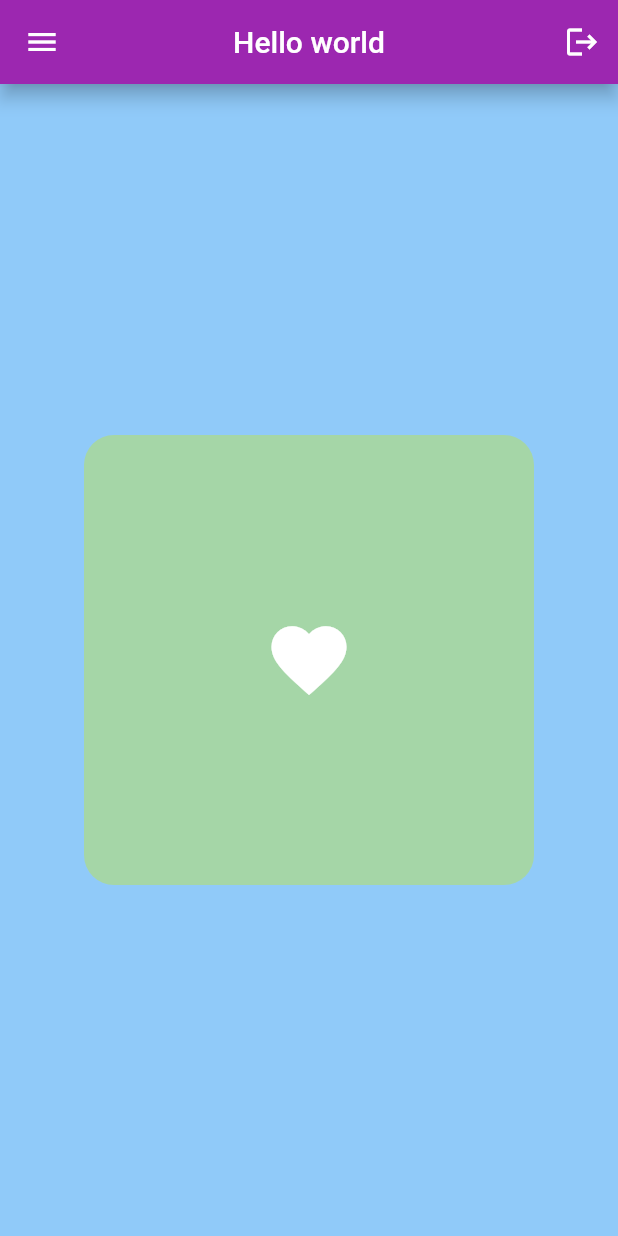
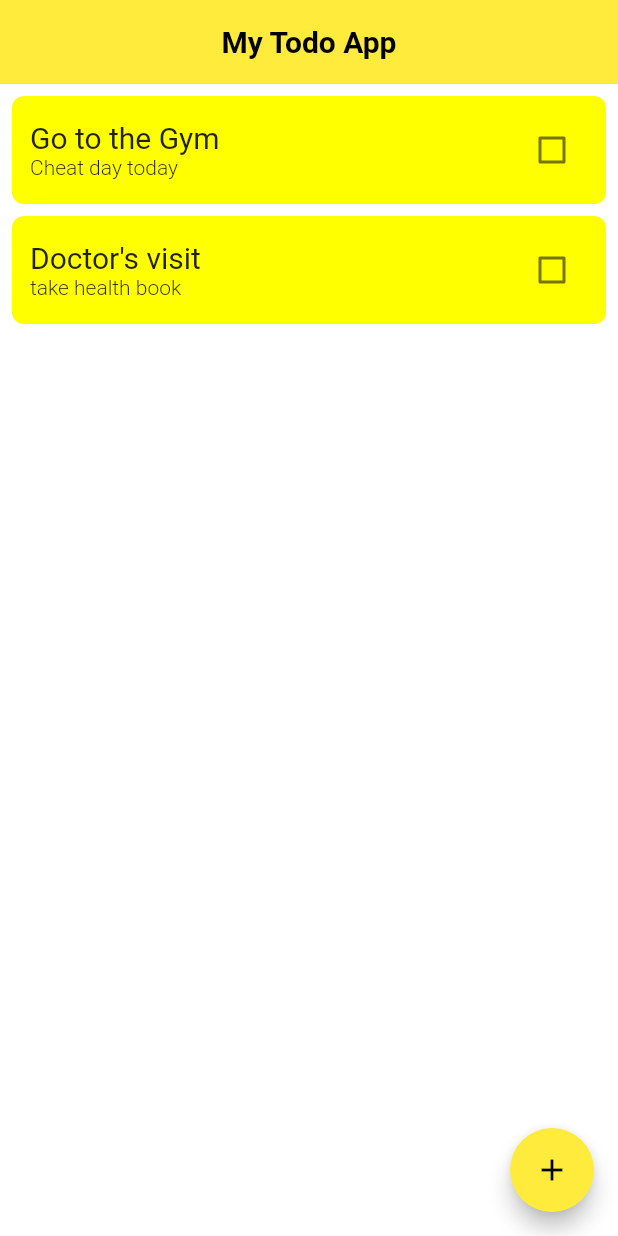
Before and after one commit to sonukuldeep/Flutter-todo-app, a Flutter app: the screen it shows after launch, on a phone screen of 412 x 824 dp. Run offline on Flutter 3.47's test engine with Material 2 defaults, Android fonts, the phone set to English and light mode, and no system bars; drawn by our look-alikes of flutter_slidable.

Commit message:
todo app

```diff
--- a/lib/main.dart
+++ b/lib/main.dart
@@ -1,4 +1,5 @@
 import 'package:flutter/material.dart';
+import 'package:flutter_beginer/pages/todo_page.dart';
 
 void main() {
   runApp(const MyApp());
@@ -11,37 +12,8 @@ class MyApp extends StatelessWidget {
   Widget build(BuildContext context) {
     return MaterialApp(
       debugShowCheckedModeBanner: false,
-      home: Scaffold(
-        backgroundColor: Colors.blue[200],
-        appBar: AppBar(
-          title: const Text("Hello world"),
-          centerTitle: true,
-          backgroundColor: Colors.purple,
-          elevation: 5,
-          leading: const Icon(Icons.menu),
-          actions: [
-            IconButton(
-                onPressed: () {
-                  debugPrint('clicked');
-                },
-                icon: const Icon(Icons.logout))
-          ],
-        ),
-        body: Center(
-            child: Container(
-          height: 300,
-          width: 300,
-          decoration: BoxDecoration(
-              color: Colors.green[200],
-              borderRadius: BorderRadius.circular(20)),
-          padding: const EdgeInsets.all(20),
-          child: const Icon(
-            Icons.favorite,
-            color: Colors.white,
-            size: 60,
-          ),
-        )),
-      ),
+      home: const TodoPage(),
+      theme: ThemeData(primarySwatch: Colors.yellow),
     );
   }
 }
--- /dev/null
+++ b/lib/pages/todo_page.dart
@@ -0,0 +1,206 @@
+import 'package:flutter/material.dart';
+import 'package:flutter_slidable/flutter_slidable.dart';
+
+class TodoPage extends StatefulWidget {
+  const TodoPage({super.key});
+
+  @override
+  State<TodoPage> createState() => _TodoPageState();
+}
+
+class _TodoPageState extends State<TodoPage> {
+  List todo = [
+    [
+      "Go to the Gym",
+      "Cheat day today",
+      false,
+    ],
+    [
+      "Doctor's visit",
+      "take health book",
+      false,
+    ]
+  ];
+
+  final TextEditingController titleController = TextEditingController();
+  final TextEditingController bodyController = TextEditingController();
+
+  void toggleTodoTask(int index) {
+    setState(() {
+      todo[index][2] = !todo[index][2];
+    });
+  }
+
+  void addTodo({required String title, required String body}) {
+    if (title.isEmpty || body.isEmpty) {
+      return;
+    }
+    setState(() {
+      todo = [
+        [title, body, false],
+        ...todo
+      ];
+      titleController.clear();
+      bodyController.clear();
+    });
+    Navigator.of(context).pop();
+  }
+
+  void deleteTodo(int index) {
+    setState(() {
+      todo.removeAt(index);
+    });
+  }
+
+  void createNewTodo() {
+    showDialog(
+        context: context,
+        builder: (context) {
+          return AlertDialog(
+            content: SizedBox(
+              height: 210,
+              child: Column(
+                children: [
+                  TextField(
+                    controller: titleController,
+                    decoration: const InputDecoration(
+                        border: OutlineInputBorder(), hintText: "Task title"),
+                  ),
+                  Padding(
+                    padding: const EdgeInsets.only(top: 8, bottom: 8),
+                    child: TextField(
+                      controller: bodyController,
+                      decoration: const InputDecoration(
+                          border: OutlineInputBorder(),
+                          hintText: "small description"),
+                    ),
+                  ),
+                  const SizedBox(
+                    height: 15,
+                  ),
+                  Row(
+                    mainAxisAlignment: MainAxisAlignment.spaceEvenly,
+                    children: [
+                      ElevatedButton(
+                        style: ElevatedButton.styleFrom(
+                          shape: const CircleBorder(),
+                          padding: const EdgeInsets.all(14),
+                        ),
+                        onPressed: () => addTodo(
+                            title: titleController.text,
+                            body: bodyController.text),
+                        child: const Icon(Icons.add),
+                      ),
+                      ElevatedButton(
+                        style: ElevatedButton.styleFrom(
+                          shape: const CircleBorder(),
+                          padding: const EdgeInsets.all(14),
+                        ),
+                        onPressed: () => Navigator.of(context).pop(),
+                        child: const Icon(Icons.cancel_rounded),
+                      ),
+                    ],
+                  )
+                ],
+              ),
+            ),
+          );
+        });
+  }
+
+  @override
+  Widget build(BuildContext context) {
+    return Scaffold(
+      backgroundColor: Colors.white,
+      appBar: AppBar(
+        title: const Text(
+          "My Todo App",
+          style: TextStyle(
+              color: Colors.black, fontSize: 20, fontWeight: FontWeight.bold),
+        ),
+        centerTitle: true,
+        elevation: 0,
+      ),
+      floatingActionButton: FloatingActionButton(
+        onPressed: createNewTodo,
+        child: const Icon(Icons.add),
+      ),
+      body: ListView.builder(
+        itemCount: todo.length,
+        itemBuilder: (context, index) => Container(
+          padding: const EdgeInsets.all(12),
+          margin: const EdgeInsets.only(left: 8, top: 8, right: 8, bottom: 0),
+          decoration: BoxDecoration(
+            color: Colors.yellowAccent,
+            borderRadius: BorderRadius.circular(8),
+          ),
+          child: Todo(
+            title1: todo[index][0],
+            title2: todo[index][1],
+            isChecked: todo[index][2],
+            onChanged: (value) => toggleTodoTask(index),
+            deleteTodo: (p0) => deleteTodo(index),
+          ),
+        ),
+      ),
+    );
+  }
+}
+
+class Todo extends StatelessWidget {
+  final String title1;
+  final String title2;
+  final bool isChecked;
+  final Function(bool?)? onChanged;
+  final Function(BuildContext)? deleteTodo;
+  const Todo(
+      {super.key,
+      required this.title1,
+      required this.title2,
+      required this.isChecked,
+      required this.onChanged,
+      required this.deleteTodo});
+
+  @override
+  Widget build(BuildContext context) {
+    return Slidable(
+      endActionPane: ActionPane(motion: const StretchMotion(), children: [
+        SlidableAction(
+          onPressed: deleteTodo,
+          icon: Icons.delete,
+          backgroundColor: Colors.red.shade300,
+          borderRadius: BorderRadius.circular(12),
+        )
+      ]),
+      child: Row(
+        mainAxisAlignment: MainAxisAlignment.spaceBetween,
+        children: [
+          // column one
+          Column(
+            crossAxisAlignment: CrossAxisAlignment.start,
+            children: [
+              Text(
+                title1,
+                style: TextStyle(
+                    fontSize: 20,
+                    decoration: isChecked
+                        ? TextDecoration.lineThrough
+                        : TextDecoration.none),
+              ),
+              Text(
+                title2,
+                style: const TextStyle(fontWeight: FontWeight.w300),
+              )
+            ],
+          ),
+          // column two
+          Checkbox(
+            value: isChecked,
+            activeColor: Colors.black,
+            onChanged: onChanged,
+          )
+        ],
+      ),
+    );
+  }
+}
--- a/pubspec.yaml
+++ b/pubspec.yaml
@@ -35,6 +35,7 @@ dependencies:
   # The following adds the Cupertino Icons font to your application.
   # Use with the CupertinoIcons class for iOS style icons.
   cupertino_icons: ^1.0.2
+  flutter_slidable: ^3.0.0
 
 dev_dependencies:
   flutter_test:
```
Also changed, not shown: lib/pages/first_page.dart (added, +52 -0 lines), lib/pages/home_page.dart (added, +14 -0 lines), lib/pages/profile_page.dart (added, +12 -0 lines), lib/pages/second_page.dart (added, +15 -0 lines), lib/pages/settings.page.dart (added, +12 -0 lines), pubspec.lock, 1 other file.
